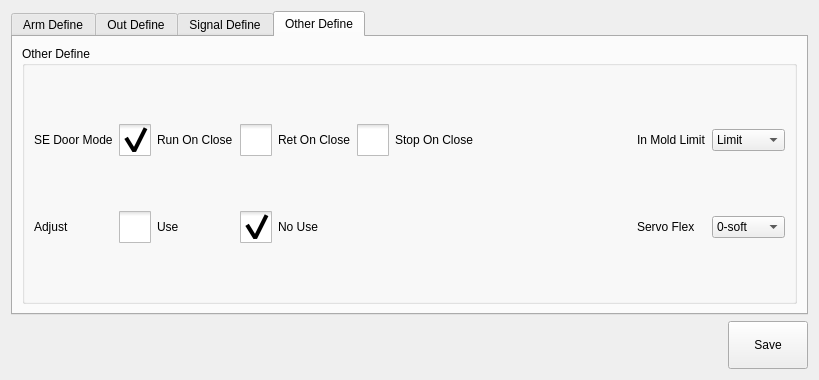
This is hcsettings/icstructdefineframe.ui in dongdong-2009/3-5AxisRobot as Qt 5 draws it before an edit. The edited form follows.
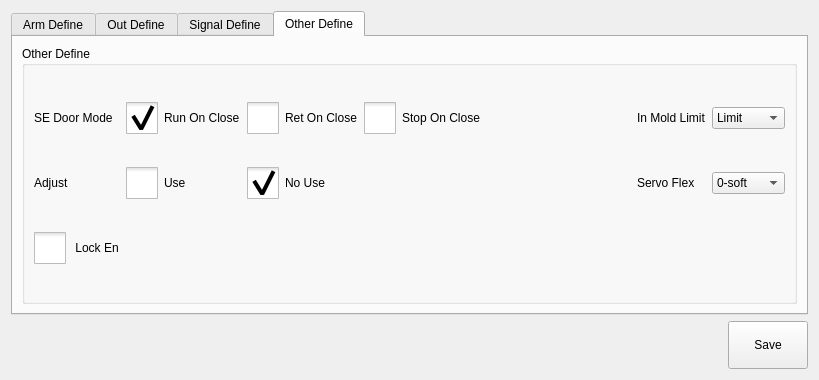
This is the edited form. The open tabs and pages were chosen to show the change. Icons and pictures are not drawn. Custom widgets are drawn as their Qt base class.

Patch:
```diff
--- a/hcsettings/icstructdefineframe.ui
+++ b/hcsettings/icstructdefineframe.ui
@@ -2139,6 +2139,41 @@
             </property>
            </widget>
           </item>
+          <item row="2" column="0">
+           <widget class="QCheckBox" name="lockEn">
+            <property name="styleSheet">
+             <string notr="true">::indicator {
+     width: 32px;
+     height: 32px;
+ }
+
+::indicator:unchecked 
+{
+     image: url(:/resource/check_unchecked.png);
+ }
+::indicator:checked 
+{
+     image: url(:/resource/check_checked.png);
+ }
+
+QRadioButton::indicator:checked:disabled
+{
+ image: url(:/resource/check_checked_disable.png);
+}
+
+QRadioButton::indicator:unchecked:disabled
+{
+ image: url(:/resource/check_unchecked_disable.png);
+}</string>
+            </property>
+            <property name="text">
+             <string> Lock En</string>
+            </property>
+            <property name="checked">
+             <bool>false</bool>
+            </property>
+           </widget>
+          </item>
          </layout>
         </widget>
        </item>
```
Left out of the diff: 20 changed lines with no effect on the pictures.
